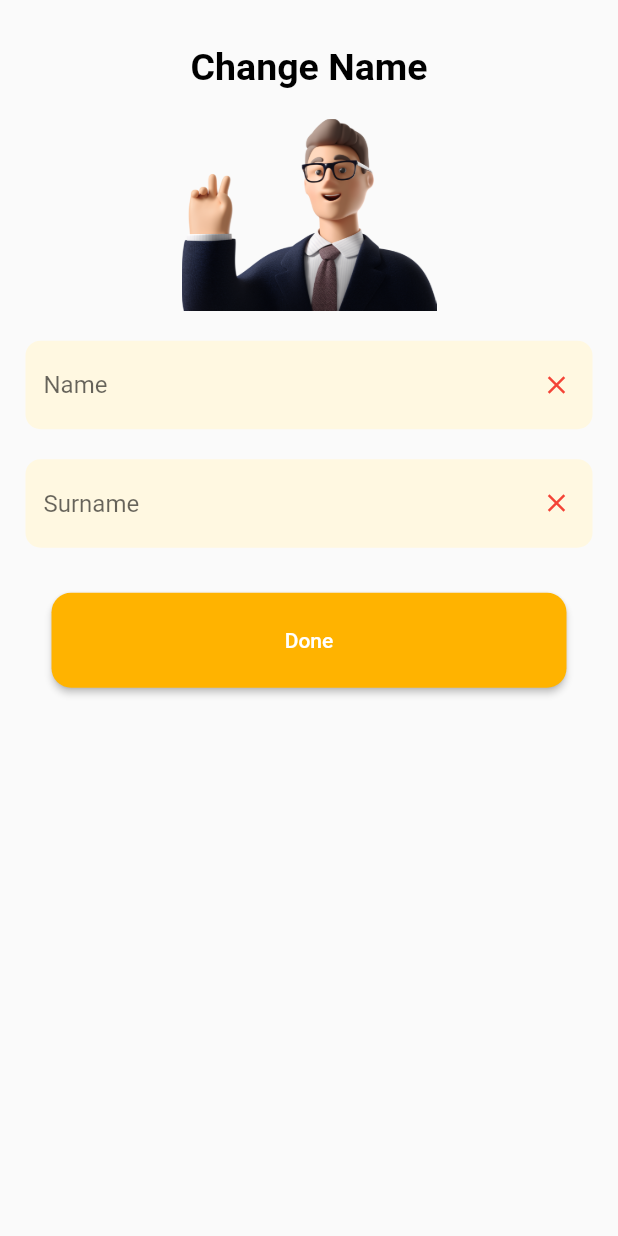
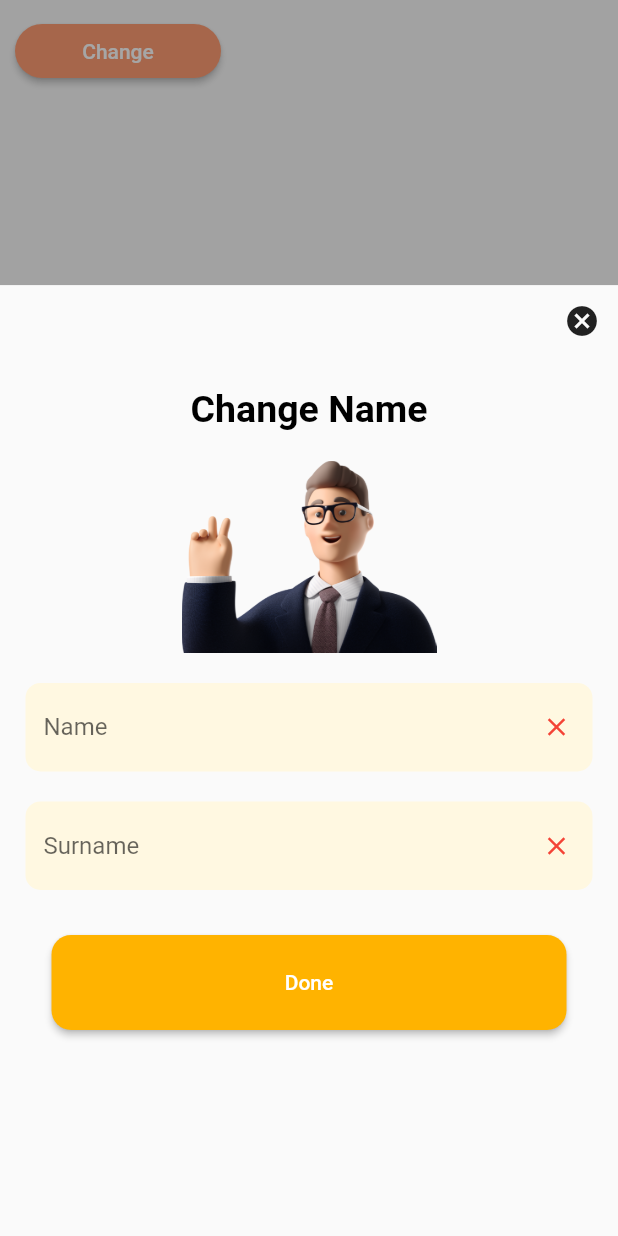
Before and after one commit to yagizdo/Todo-Moon, a Flutter app: the ChangeNameBTN widget shown alone on an empty page, opened directly, after a tap on "Change", on a phone screen of 412 x 824 dp. Run offline on Flutter 3.47's test engine with Material 2 defaults, Android fonts, the phone set to English and light mode, and no system bars; our stand-ins replace animated_splash_screen, auto_size_text, flutter_slidable, fluttertoast, font_awesome_flutter, hexcolor and 4 more; missing offline and left inert: cupertino_list_tile, shared_preferences_web; accounts and stored records are empty; statements that could not run were skipped.

Commit message:
Updated change name modal sheet

```diff
--- a/lib/Pages/change_name_page.dart
+++ b/lib/Pages/change_name_page.dart
@@ -31,8 +31,14 @@ class _ChangeNameScreenState extends State<ChangeNameScreen> {
       body: SingleChildScrollView(
           reverse: true,
           child: Column(
+            crossAxisAlignment: CrossAxisAlignment.end,
             children: [
-              const ChangeNameText(),
+              IconButton(
+                  onPressed: () {
+                    Navigator.of(context).pop();
+                  },
+                  icon: Icon(Icons.cancel)),
+              Center(child: const ChangeNameText()),
               Form(
                 key: formKey,
                 child: Padding(
@@ -46,7 +52,8 @@ class _ChangeNameScreenState extends State<ChangeNameScreen> {
                   ]),
                 ),
               ),
-              Consumer<TodosProvider>(
+              Center(
+                child: Consumer<TodosProvider>(
                   builder: (context, state, child) => Padding(
                     padding: const EdgeInsets.only(top: 20.0),
                     child: SizedBox(
@@ -56,9 +63,8 @@ class _ChangeNameScreenState extends State<ChangeNameScreen> {
                           style: ButtonStyle(
                             backgroundColor: MaterialStateProperty.all<Color>(
                                 Colors.amber.shade600),
-                          shape:
-                              MaterialStateProperty.all<RoundedRectangleBorder>(
-                                  RoundedRectangleBorder(
+                            shape: MaterialStateProperty.all<
+                                RoundedRectangleBorder>(RoundedRectangleBorder(
                               borderRadius: BorderRadius.circular(13.0),
                             )),
                           ),
@@ -70,10 +76,12 @@ class _ChangeNameScreenState extends State<ChangeNameScreen> {
                               Navigator.pushReplacement(
                                   context,
                                   MaterialPageRoute(
-                                    builder: (context) => const MainScreen()));
+                                      builder: (context) =>
+                                          const MainScreen()));
                             }
                           },
                           child: const Text('Done')),
+                    ),
                   ),
                 ),
               )
--- a/lib/Widgets/Profile/change_name_btn.dart
+++ b/lib/Widgets/Profile/change_name_btn.dart
@@ -1,7 +1,7 @@
 import 'package:flutter/material.dart';
 import 'package:hexcolor/hexcolor.dart';
-
-import '../../Pages/change_name_page.dart';
+import 'package:modal_bottom_sheet/modal_bottom_sheet.dart';
+import 'package:todo_app/Pages/change_name_page.dart';
 
 class ChangeNameBTN extends StatelessWidget {
   const ChangeNameBTN({Key? key}) : super(key: key);
@@ -14,8 +14,13 @@ class ChangeNameBTN extends StatelessWidget {
         width: MediaQuery.of(context).size.width / 3,
         child: ElevatedButton(
             onPressed: () {
-              Navigator.push(context,
-                  MaterialPageRoute(builder: (context) => ChangeNameScreen()));
+              /*Navigator.push(context,
+                  MaterialPageRoute(builder: (context) => ChangeNameScreen()));*/
+              showMaterialModalBottomSheet(
+                  context: context,
+                  builder: (context) => SizedBox(
+                      height: MediaQuery.of(context).size.height / 1.3,
+                      child: ChangeNameScreen()));
             },
             child: const Text('Change'),
             style: ElevatedButton.styleFrom(
--- a/lib/Widgets/Profile/change_name_text.dart
+++ b/lib/Widgets/Profile/change_name_text.dart
@@ -6,7 +6,7 @@ class ChangeNameText extends StatelessWidget {
   @override
   Widget build(BuildContext context) {
     return Padding(
-        padding: EdgeInsets.only(top: 20),
+        padding: EdgeInsets.only(top: 10),
         child: Column(
           children: [
             const Padding(
```
Lines whose indentation alone changed are shown as unchanged.
